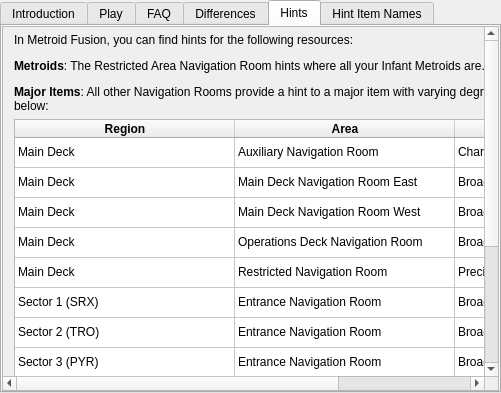
This is randovania/gui/ui_files/games_tab_fusion_widget.ui in randovania/randovania as Qt 5 draws it before an edit. The edited form follows.
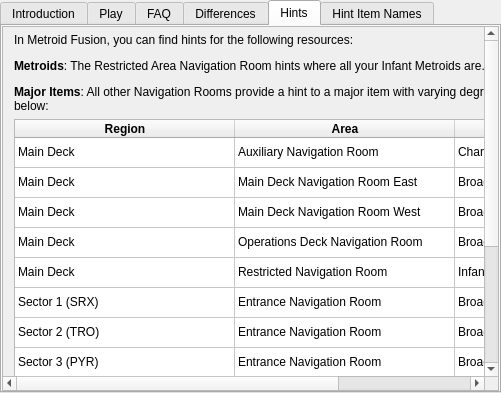
This is the edited form. Custom widgets are drawn as their Qt base class.

Commit message: fix some mypy errors, reword hint tab

```diff
--- a/randovania/gui/ui_files/games_tab_fusion_widget.ui
+++ b/randovania/gui/ui_files/games_tab_fusion_widget.ui
@@ -190,7 +190,7 @@
       <widget class="QWidget" name="hints_scroll_area_contents">
        <property name="geometry">
         <rect>
-         <x>0</x>
+         <x>-194</x>
          <y>0</y>
          <width>675</width>
          <height>565</height>
@@ -378,7 +378,7 @@
           </item>
           <item row="0" column="2">
            <property name="text">
-            <string>Charge Beam, Broad Location</string>
+            <string>Charge Beam, Configurable Precision</string>
            </property>
           </item>
           <item row="1" column="0">
@@ -438,7 +438,7 @@
           </item>
           <item row="4" column="2">
            <property name="text">
-            <string>Precise Item, Precise Location</string>
+            <string>Infant Metroids, Configurable Precision</string>
            </property>
           </item>
           <item row="5" column="0">
```
The commit also changes 2 other files.
